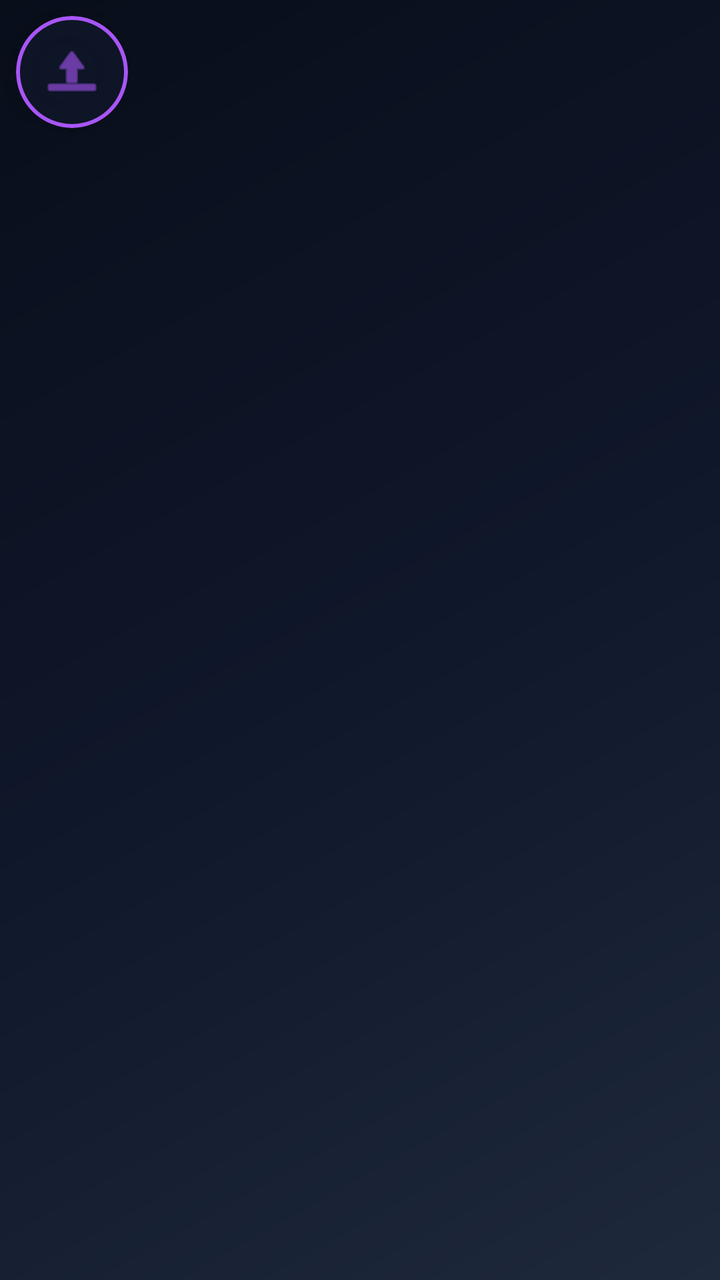
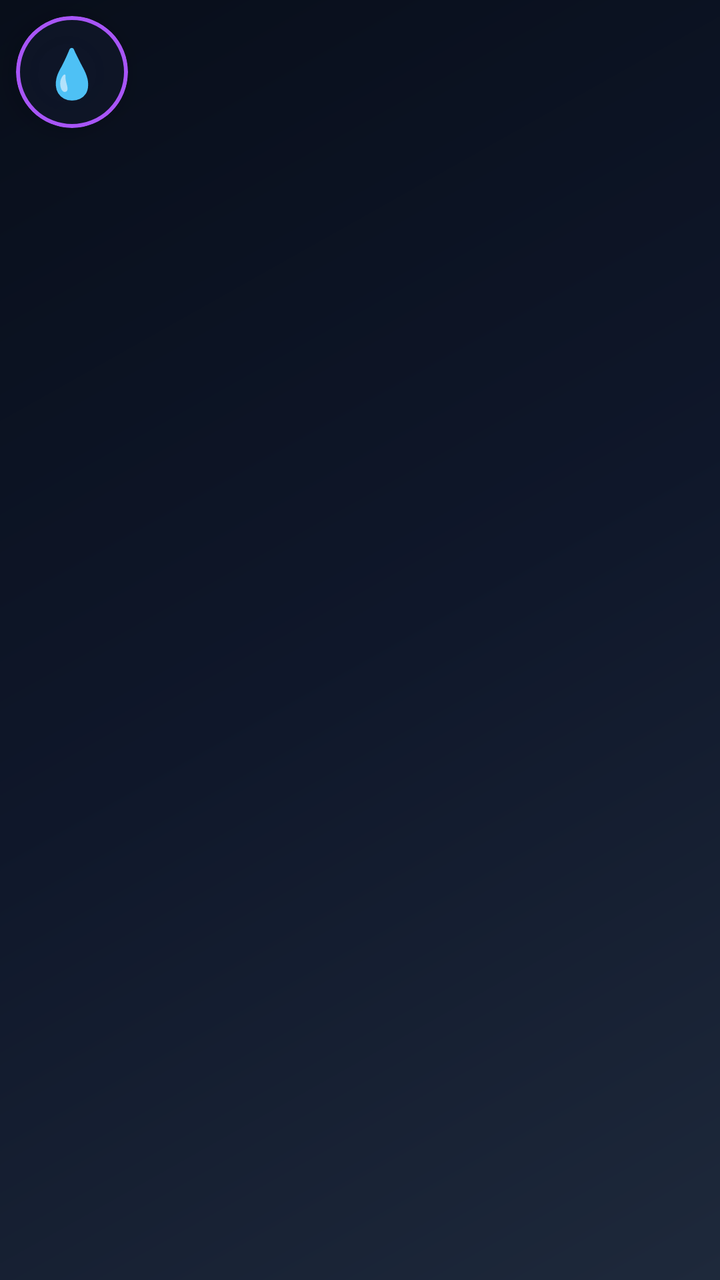

Compare the two renders of this Android layout. The source of the first and the diff that turns it into the second are given below.
<!-- AndroidManifest.xml: application theme Theme.PolymathFileSystem -->
<!-- res/layout/layout_droplet.xml -->
<?xml version="1.0" encoding="utf-8"?>
<FrameLayout xmlns:android="http://schemas.android.com/apk/res/android"
    xmlns:app="http://schemas.android.com/apk/res-auto"
    android:layout_width="wrap_content"
    android:layout_height="wrap_content">

    <com.google.android.material.card.MaterialCardView
        android:id="@+id/droplet_card"
        android:layout_width="56dp"
        android:layout_height="56dp"
        android:layout_margin="8dp"
        app:cardCornerRadius="28dp"
        app:cardBackgroundColor="#CC0f172a"
        app:cardElevation="8dp"
        app:strokeColor="#a855f7"
        app:strokeWidth="2dp">

        <ImageView
            android:layout_width="32dp"
            android:layout_height="32dp"
            android:layout_gravity="center"
            android:src="@android:drawable/ic_menu_upload"
            app:tint="#a855f7" />

    </com.google.android.material.card.MaterialCardView>

</FrameLayout>
<!-- resources referenced by this layout -->
<resources>
  <style name="Theme.PolymathFileSystem" parent="Theme.Material3.DayNight.NoActionBar">
          <item name="colorPrimary">@color/ocean_primary</item>
          <item name="colorPrimaryDark">@color/ocean_primary_dark</item>
          <item name="colorAccent">@color/ocean_accent</item>
          <item name="android:windowBackground">@drawable/bg_fluid_gradient</item>
      </style>
  <color name="ocean_primary">#0077B6</color>
  <color name="ocean_primary_dark">#03045E</color>
  <color name="ocean_accent">#00B4D8</color>
  <!-- drawable bg_fluid_gradient (drawable) -->
  <?xml version="1.0" encoding="utf-8"?>
  <shape xmlns:android="http://schemas.android.com/apk/res/android"
      android:shape="rectangle">
      <gradient
          android:angle="135"
          android:startColor="#1e293b"
          android:centerColor="#0f172a"
          android:endColor="#080e1a"
          android:type="linear" />
  </shape>
</resources>

<!-- the commit's change to res/layout/layout_droplet.xml (unified diff, before → after) -->
@@ -15,12 +15,12 @@
         app:strokeColor="#a855f7"
         app:strokeWidth="2dp">
 
-        <ImageView
-            android:layout_width="32dp"
-            android:layout_height="32dp"
-            android:layout_gravity="center"
-            android:src="@android:drawable/ic_menu_upload"
-            app:tint="#a855f7" />
+        <TextView
+            android:layout_width="match_parent"
+            android:layout_height="match_parent"
+            android:gravity="center"
+            android:text="💧"
+            android:textSize="24sp" />
 
     </com.google.android.material.card.MaterialCardView>
 
